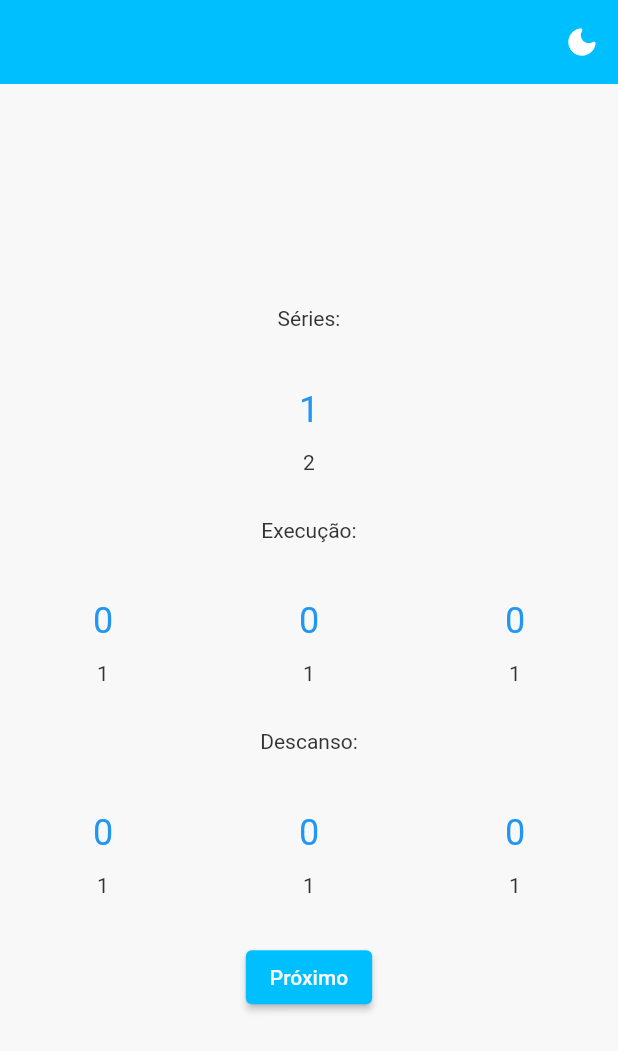
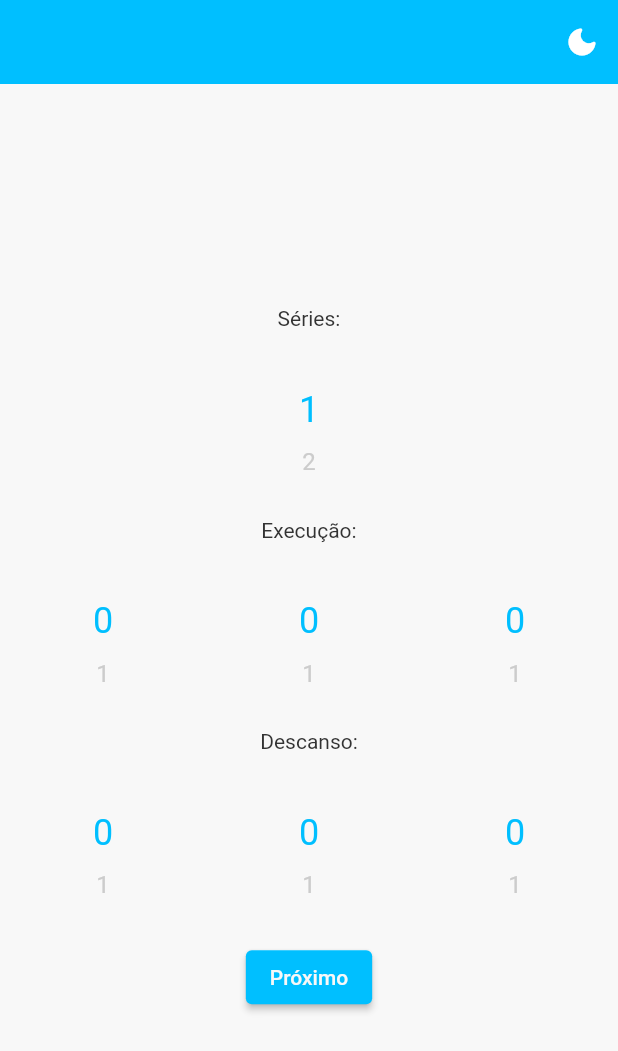
Before and after one commit to CiroDom/training_timer, a Flutter app: the screen it shows after launch, on a phone screen of 412 x 824 dp. Shown: the top 1051 px of the screen. Run offline on Flutter 3.47's test engine with Material 2 defaults, Android fonts, the phone set to English and light mode, and no system bars; drawn by our look-alikes of numberpicker; our stand-ins replace audioplayers.

Commit message:
alterações de cores completa, alterações de estilo incompleta, ainda sem a opção de repTraining

```diff
--- a/lib/ui/components/our_number_picker.dart
+++ b/lib/ui/components/our_number_picker.dart
@@ -1,5 +1,6 @@
 import 'package:flutter/material.dart';
 import 'package:numberpicker/numberpicker.dart';
+import 'package:training_timer/ui/views/our_styles.dart';
 
 class OurNumberPicker extends StatelessWidget {
   const OurNumberPicker({
@@ -8,17 +9,25 @@ class OurNumberPicker extends StatelessWidget {
     required this.value,
     required this.maxValue,
     required this.onChanged,
+    required this.darkMode,
   });
 
   final bool seriesConter;
   final int value;
   final int maxValue;
   final void Function(int) onChanged;
+  final bool darkMode;
 
   @override
   Widget build(BuildContext context) {
     return Expanded(
       child: NumberPicker(
+        selectedTextStyle: darkMode
+            ? OurStyles.pickerMainDark
+            : OurStyles.pickerMainLight,
+        textStyle: darkMode
+            ? OurStyles.pickerSmallDark
+            : OurStyles.pickerSmallLight,
         axis: Axis.vertical,
         itemWidth: 60,
         itemHeight: 35,
--- a/lib/ui/res/our_colors.dart
+++ b/lib/ui/res/our_colors.dart
@@ -1,17 +1,17 @@
 import 'package:flutter/material.dart';
 
 class OurColors {
-  static const backgroundLight = Color(0xffF8F8F8);
-  static const backgroundBarLight = Color(0xffCCCCCC);
-  static const pickerLight = Color(0xff00BFFF);
-  static const textsLight = Color(0xff333333);
-  static const continueingActionLight = Color(0xff00FF00);
-  static const stoppingActionLight = Color(0xffFF0000);
+  static const backgroundL = Color(0xffF8F8F8);
+  static const secondBackgroundL = Color(0xffCCCCCC);
+  static const pickerL = Color(0xff00BFFF);
+  static const textsL = Color(0xff333333);
+  static const continueingActionL = Color(0xff00FF00);
+  static const stoppingActionL = Color(0xffFF0000);
 
-  static const backgroundDark = Color(0xff333333);
-  static const backgroundBarDark = Color(0xff1E1E1E);
-  static const pickerDark = Color(0xff0277BD);
-  static const textsDark = Color(0xffF8F8F8);
-  static const continueingActionDark = Color(0xff008000);
-  static const stoppingActionDark = Color(0xffB22222);
+  static const backgroundD = Color(0xff333333);
+  static const secondBackgroundD = Color(0xff1E1E1E);
+  static const pickerD = Color(0xff0277BD);
+  static const textsD = Color(0xffF8F8F8);
+  static const continueingActionD = Color(0xff008000);
+  static const stoppingActionD = Color(0xffB22222);
 }
--- a/lib/ui/res/our_themes.dart
+++ b/lib/ui/res/our_themes.dart
@@ -4,32 +4,33 @@ import 'package:training_timer/ui/res/our_colors.dart';
 class OurThemes {
   static final light = ThemeData(
       brightness: Brightness.light,
-      scaffoldBackgroundColor: OurColors.backgroundLight,
-      appBarTheme: const AppBarTheme(backgroundColor: OurColors.pickerLight),
+      scaffoldBackgroundColor: OurColors.backgroundL,
+      appBarTheme: const AppBarTheme(backgroundColor: OurColors.pickerL),
       textTheme: const TextTheme(
           bodyMedium: TextStyle(
-              color: OurColors.textsLight,)),
+        color: OurColors.textsL,
+      )),
       elevatedButtonTheme: ElevatedButtonThemeData(
           style: ButtonStyle(
-              backgroundColor: MaterialStateColor.resolveWith(
-                  (states) => OurColors.pickerLight),
+              backgroundColor:
+                  MaterialStateColor.resolveWith((states) => OurColors.pickerL),
               foregroundColor: MaterialStateColor.resolveWith(
-                  (states) => OurColors.backgroundLight))));
+                  (states) => OurColors.backgroundL))));
 
   static final dark = ThemeData(
       brightness: Brightness.dark,
-      scaffoldBackgroundColor: OurColors.backgroundDark,
+      scaffoldBackgroundColor: OurColors.backgroundD,
       appBarTheme:
-          const AppBarTheme(backgroundColor: OurColors.backgroundBarDark),
+          const AppBarTheme(backgroundColor: OurColors.secondBackgroundD),
       textTheme: const TextTheme(
         bodyLarge: TextStyle(
-          color: OurColors.pickerDark,
+          color: OurColors.pickerD,
         ),
       ),
       elevatedButtonTheme: ElevatedButtonThemeData(
           style: ButtonStyle(
-              backgroundColor: MaterialStateColor.resolveWith(
-                  (states) => OurColors.pickerDark),
+              backgroundColor:
+                  MaterialStateColor.resolveWith((states) => OurColors.pickerD),
               foregroundColor: MaterialStateColor.resolveWith(
-                  (states) => OurColors.textsDark))));
+                  (states) => OurColors.textsD))));
 }
--- a/lib/ui/views/initial_view.dart
+++ b/lib/ui/views/initial_view.dart
@@ -14,6 +14,7 @@ class InitialView extends StatelessWidget {
   Widget build(BuildContext context) {
     const maxHourAndSeries = 99;
     const maxMinAndSec = 59;
+    final darkMode = Theme.of(context).brightness != Brightness.light;
 
     return Scaffold(
       appBar: AppBar(
@@ -45,6 +46,7 @@ class InitialView extends StatelessWidget {
                           maxValue: maxHourAndSeries,
                           onChanged: (series) =>
                               viewModel.setSeriesNumber = series,
+                          darkMode: darkMode,
                         )
                       ],
                     ),
@@ -60,18 +62,21 @@ class InitialView extends StatelessWidget {
                           value: viewModel.getExecHour,
                           maxValue: maxHourAndSeries,
                           onChanged: (hours) => viewModel.setExecHour = hours,
+                          darkMode: darkMode,
                         ),
                         OurNumberPicker(
                           seriesConter: false,
                           value: viewModel.getExecMin,
                           maxValue: maxMinAndSec,
                           onChanged: (mins) => viewModel.setExecMin = mins,
+                          darkMode: darkMode,
                         ),
                         OurNumberPicker(
                           seriesConter: false,
                           value: viewModel.getExecSec,
                           maxValue: maxMinAndSec,
                           onChanged: (secs) => viewModel.setExecSec = secs,
+                          darkMode: darkMode,
                         ),
                       ],
                     ),
@@ -87,18 +92,21 @@ class InitialView extends StatelessWidget {
                           value: viewModel.getRestHour,
                           maxValue: maxHourAndSeries,
                           onChanged: (hours) => viewModel.setRestHour = hours,
+                          darkMode: darkMode,
                         ),
                         OurNumberPicker(
                           seriesConter: false,
                           value: viewModel.getRestMin,
                           maxValue: maxMinAndSec,
                           onChanged: (mins) => viewModel.setRestMin = mins,
+                          darkMode: darkMode,
                         ),
                         OurNumberPicker(
                           seriesConter: false,
                           value: viewModel.getRestSec,
                           maxValue: maxMinAndSec,
                           onChanged: (secs) => viewModel.setRestSec = secs,
+                          darkMode: darkMode,
                         ),
                       ],
                     ),
--- /dev/null
+++ b/lib/ui/views/our_styles.dart
@@ -0,0 +1,26 @@
+import 'package:flutter/material.dart';
+import 'package:training_timer/ui/res/our_colors.dart';
+
+class OurStyles {
+  static const pickerMainLight = TextStyle(
+      color: OurColors.pickerL,
+      fontWeight: FontWeight.w400,
+      fontSize: 24
+  );
+  static const pickerSmallLight = TextStyle(
+    color: OurColors.secondBackgroundL,
+    fontWeight: FontWeight.w400,
+    fontSize: 16,
+  );
+
+  static const pickerMainDark = TextStyle(
+      color: OurColors.pickerD,
+      fontWeight: FontWeight.w400,
+      fontSize: 24
+  );
+  static const pickerSmallDark = TextStyle(
+    color: OurColors.secondBackgroundD,
+    fontWeight: FontWeight.w400,
+    fontSize: 16,
+  );
+}
--- a/lib/ui/views/timer_view.dart
+++ b/lib/ui/views/timer_view.dart
@@ -2,6 +2,7 @@ import 'package:flutter/material.dart';
 import 'package:provider/provider.dart';
 import 'package:training_timer/core/view_models/vm_timer_view.dart';
 import 'package:training_timer/ui/provider_models/theme_model.dart';
+import 'package:training_timer/ui/res/our_colors.dart';
 
 class TimerView extends StatelessWidget {
   final VmTimerView viewModel;
@@ -12,9 +13,7 @@ class TimerView extends StatelessWidget {
 
   @override
   Widget build(BuildContext context) {
-    final lightThemeMode =
-        Provider.of<ThemeModel>(context, listen: false).getOurThemeMode ==
-            ThemeMode.light;
+    final darkMode = Theme.of(context).brightness != Brightness.light;
 
     return AnimatedBuilder(
         animation: viewModel,
@@ -25,11 +24,11 @@ class TimerView extends StatelessWidget {
               return true;
             },
             child: Scaffold(
-              backgroundColor: lightThemeMode
-                  ? viewModel.getRest
-                      ? Colors.red
-                      : Colors.green
-                  : null,
+              backgroundColor: darkMode
+                  ? null
+                  : viewModel.getRest
+                      ? OurColors.stoppingActionL
+                      : OurColors.continueingActionL,
               appBar: AppBar(
                 elevation: 0.0,
                 actions: [
@@ -56,12 +55,15 @@ class TimerView extends StatelessWidget {
                           CircularProgressIndicator(
                             value: viewModel.getPercentageTime,
                             strokeWidth: 10,
-                            valueColor: AlwaysStoppedAnimation<MaterialColor?>(
-                                lightThemeMode
-                                    ? null
-                                    : viewModel.getRest
-                                        ? Colors.red
-                                        : Colors.green),
+                            backgroundColor: darkMode
+                                ? OurColors.secondBackgroundD
+                                : OurColors.secondBackgroundL,
+                            valueColor: AlwaysStoppedAnimation<Color?>(
+                                darkMode
+                                    ? viewModel.getRest
+                                        ? OurColors.stoppingActionD
+                                        : OurColors.continueingActionD
+                                    : null),
                           ),
                           Text(viewModel.getVisual)
                         ]),
```
